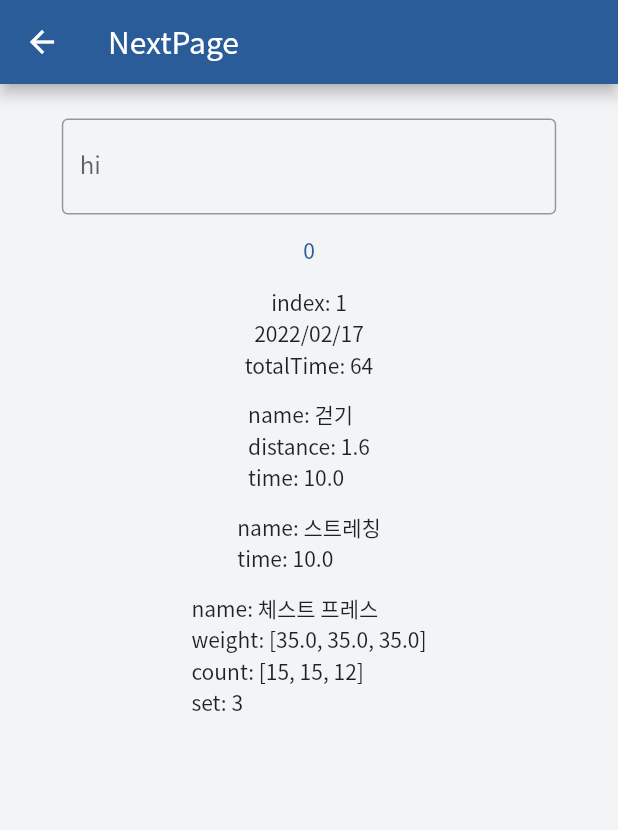
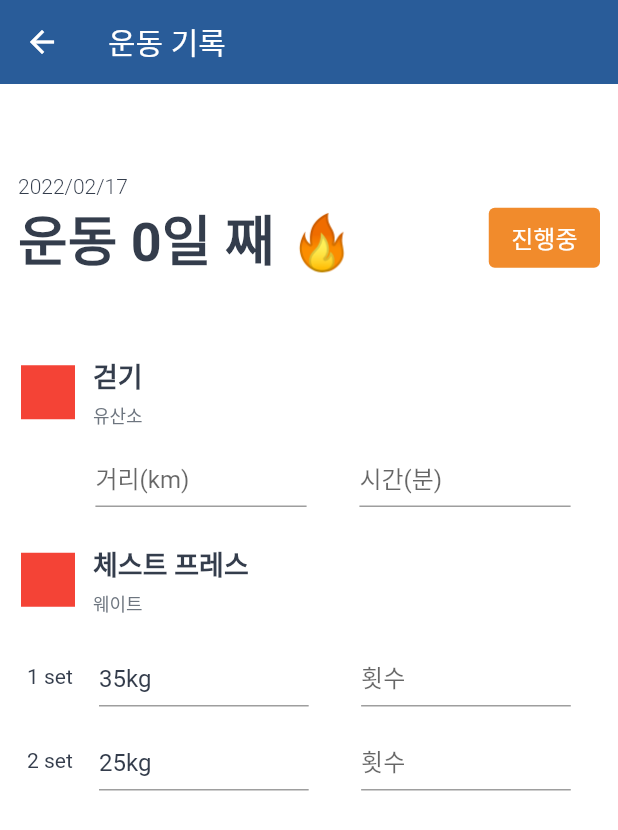
Before and after one commit to steinjun0/deprecated_health-logger-flutter, a Flutter app: the screen it shows after launch, after a tap on "2022/02/17", on a phone screen of 412 x 824 dp. Shown: the top 830 px of the screen. Run offline on Flutter 3.47's test engine with Material 2 defaults, Android fonts, the phone set to English and light mode, and no system bars; our stand-ins replace get.

Commit message:
make getAutoUnitTextField - need to convert to widget

```diff
--- a/lib/ExerciseDetailPage.dart
+++ b/lib/ExerciseDetailPage.dart
@@ -2,6 +2,8 @@ import 'package:flutter/material.dart';
 import 'package:get/get.dart';
 
 import './class/Exercise.dart';
+import './component/ExerciseDetail/DistanceTimeExerciseComponent.dart';
+import './component/ExerciseDetail/WeightExerciseComponent.dart';
 
 class ExerciseController extends GetxController {
   ExerciseGroupDetail? exerciseDetail;
@@ -34,6 +36,7 @@ class ExerciseController extends GetxController {
 class ExerciseDetailPage extends StatelessWidget {
   final exerciseController = Get.put(ExerciseController());
 
+  // utils
   getStringOfExercises(List exercises) {
     List<Widget> stringExercieses = [];
     for (Object exercise in exercises) {
@@ -45,47 +48,120 @@ class ExerciseDetailPage extends StatelessWidget {
     return stringExercieses;
   }
 
+  isNewDetailPage() {
+    return Get.parameters['param'] == 'new';
+  }
+
+  getNumberRemovedZeroTrailing(number) {
+    RegExp regex = RegExp(r'([.]*0)(?!.*\d)');
+    String s = number.toString().replaceAll(regex, '');
+    return s;
+  }
+
+  // components
+  getHeaderOfDetailPage() {
+    return Column(
+      crossAxisAlignment: CrossAxisAlignment.start,
+      children: [
+        Text(
+          exerciseController.exerciseDetail!.date,
+          style: TextStyle(fontSize: 14, fontWeight: FontWeight.w300),
+        ),
+        Row(
+          mainAxisAlignment: MainAxisAlignment.spaceBetween,
+          children: [
+            Text(
+              isNewDetailPage()
+                  ? '새 운동을 시작해볼까요?'
+                  : '운동 ${Get.parameters['param']}일 째 \u{1F525}',
+              style: TextStyle(fontSize: 36, fontWeight: FontWeight.bold),
+            ),
+            Container(
+              padding: EdgeInsets.fromLTRB(15, 8, 15, 8),
+              decoration: BoxDecoration(
+                color: Color(0xffF18B2C),
+                borderRadius: const BorderRadius.all(
+                  Radius.circular(4.0),
+                ),
+              ),
+              child: Text(
+                '진행중',
+                style: TextStyle(color: Colors.white, fontSize: 16),
+              ),
+            )
+          ],
+        ),
+      ],
+    );
+  }
+
+  getDetailExerciseCard(exerciseObject) {
+    // print(exerciseObject);
+    if (exerciseObject is TimeExercise) {
+    } else if (exerciseObject is DistanceTimeExercise) {
+      return DistanceTimeExerciseComponent(exerciseObject);
+    } else if (exerciseObject is WeightExercise) {
+      return WeightExerciseComponent(exerciseObject);
+    }
+  }
+
+  var exerciseList = [
+    new DistanceTimeExercise('걷기', 1, 10),
+    new WeightExercise('체스트 프레스', [25, 30], [15, 13], 2),
+  ];
+
   @override
   Widget build(BuildContext context) {
     return GetBuilder<ExerciseController>(
         init: ExerciseController(),
         builder: (context) {
           return Scaffold(
+            backgroundColor: Colors.white,
             appBar: AppBar(
-              title: Text('NextPage'),
+              elevation: 0,
+              title: Text(isNewDetailPage() ? '운동 추가하기' : '운동 기록'),
             ),
-            body: Center(
-              child: Column(
-                children: [
-                  SizedBox(
-                    height: 23,
-                  ),
-                  FractionallySizedBox(
-                    widthFactor: 0.8,
-                    child: TextField(
-                      decoration: InputDecoration(
-                        border: OutlineInputBorder(),
-                        labelText: 'hi',
-                      ),
-                    ),
-                  ),
-                  TextButton(
-                    onPressed: () => Get.back(),
-                    child: Text('${Get.parameters['param']}'),
-                  ),
-                  Text('index: ${exerciseController.exerciseDetail!.index}'),
-                  Text(exerciseController.exerciseDetail!.date),
-                  Text(
-                      'totalTime: ${exerciseController.exerciseDetail!.totalTime}'),
-                  const SizedBox(
-                    height: 12,
-                  ),
-                  Column(
-                    children: getStringOfExercises(
-                        exerciseController.exerciseDetail!.exercises),
-                  )
-                ],
-              ),
+            body: Column(
+              crossAxisAlignment: CrossAxisAlignment.start,
+              children: [
+                Container(
+                  margin: EdgeInsets.fromLTRB(12, 60, 12, 40),
+                  child: getHeaderOfDetailPage(),
+                ),
+                Expanded(
+                    child: ListView.builder(
+                        itemCount: 2,
+                        itemBuilder: (BuildContext context, int index) {
+                          return Container(
+                              width: 200,
+                              child:
+                                  getDetailExerciseCard(exerciseList[index]));
+                        })),
+                // FractionallySizedBox(
+                //   widthFactor: 0.8,
+                //   child: TextField(
+                //     decoration: InputDecoration(
+                //       border: OutlineInputBorder(),
+                //       labelText: 'hi',
+                //     ),
+                //   ),
+                // ),
+                // TextButton(
+                //   onPressed: () => Get.back(),
+                //   child: Text('${Get.parameters['param']}'),
+                // ),
+                // Text('index: ${exerciseController.exerciseDetail!.index}'),
+                // Text(exerciseController.exerciseDetail!.date),
+                // Text(
+                //     'totalTime: ${exerciseController.exerciseDetail!.totalTime}'),
+                // const SizedBox(
+                //   height: 12,
+                // ),
+                // Column(
+                //   children: getStringOfExercises(
+                //       exerciseController.exerciseDetail!.exercises),
+                // )
+              ],
             ),
           );
         });
--- /dev/null
+++ b/lib/component/ExerciseDetail/DistanceTimeExerciseComponent.dart
@@ -0,0 +1,102 @@
+import 'package:flutter/material.dart';
+
+getInputComponents() {
+  return Row(
+    children: [
+      SizedBox(
+        width: 32,
+      ),
+      Expanded(
+        child: FractionallySizedBox(
+          widthFactor: 0.8,
+          child: TextField(
+            decoration: InputDecoration(
+              // contentPadding: EdgeInsets.all(0),
+              isDense: true,
+              border: UnderlineInputBorder(),
+              hintText: '거리(km)',
+            ),
+          ),
+        ),
+      ),
+      Expanded(
+        child: FractionallySizedBox(
+          widthFactor: 0.8,
+          child: TextField(
+            decoration: InputDecoration(
+              // contentPadding: EdgeInsets.all(0),
+              isDense: true,
+              border: UnderlineInputBorder(),
+              hintText: '시간(분)',
+            ),
+          ),
+        ),
+      ),
+    ],
+  );
+}
+
+DistanceTimeExerciseComponent(distanceTimeExerciseObject) {
+  return Padding(
+    padding: const EdgeInsets.fromLTRB(14, 12, 14, 12),
+    child: Column(
+      children: [
+        Row(
+          children: [
+            Container(
+              width: 36,
+              height: 36,
+              color: Colors.red,
+            ),
+            SizedBox(width: 12),
+            Expanded(
+              child: Container(
+                  child: Column(
+                children: [
+                  Row(
+                    mainAxisAlignment: MainAxisAlignment.spaceBetween,
+                    children: [
+                      Text(
+                        distanceTimeExerciseObject.name,
+                        style: TextStyle(
+                            fontSize: 18, fontWeight: FontWeight.w600),
+                      ),
+                      // Text(
+                      //   '${getNumberRemovedZeroTrailing(exerciseObject.distance)}Km/'
+                      //   '${getNumberRemovedZeroTrailing(exerciseObject.time)}분',
+                      //   style: TextStyle(
+                      //       fontSize: 18, fontWeight: FontWeight.w600),
+                      // ),
+                    ],
+                  ),
+                  SizedBox(
+                    height: 4,
+                  ),
+                  Row(
+                    mainAxisAlignment: MainAxisAlignment.spaceBetween,
+                    children: [
+                      Text(
+                        '유산소',
+                        style: TextStyle(
+                            fontSize: 12,
+                            fontWeight: FontWeight.w200,
+                            color: Color(0xff6D757F)),
+                      ),
+                      // Text('30kCal',
+                      //     style: TextStyle(
+                      //         fontSize: 12,
+                      //         fontWeight: FontWeight.w200,
+                      //         color: Color(0xff6D757F))),
+                    ],
+                  ),
+                ],
+              )),
+            ),
+          ],
+        ),
+        SizedBox(height: 12),
+        getInputComponents()
+      ],
+    ),
+  );
+}
--- /dev/null
+++ b/lib/component/ExerciseDetail/WeightExerciseComponent.dart
@@ -0,0 +1,138 @@
+import 'package:flutter/material.dart';
+
+getAutoUnitTextField(TextEditingController controller, String hintText,
+    {String unit = ''}) {
+  FocusNode _focus = FocusNode();
+  _focus.addListener(() {
+    if (_focus.hasFocus) {
+      if (controller.text.length != 0) {
+        controller.text =
+            controller.text.substring(0, controller.text.length - unit.length);
+        debugPrint(controller.text);
+      }
+    } else {
+      if (controller.text.length != 0) {
+        controller.text += unit;
+        debugPrint(controller.text);
+      }
+    }
+  });
+  return TextField(
+    focusNode: _focus,
+    controller: controller,
+    decoration: InputDecoration(
+      // contentPadding: EdgeInsets.all(0),
+      isDense: true,
+      border: UnderlineInputBorder(),
+      hintText: hintText,
+    ),
+  );
+}
+
+getInputComponents(List data) {
+  List result = [];
+  List weightTextControllers = [];
+  int index = 1;
+  data.forEach((element) {
+    var weightTextController = TextEditingController();
+    weightTextControllers.add(weightTextController);
+    if (element['weight'] != '') {
+      weightTextController.text = element['weight'].toString() + 'kg';
+    }
+
+    result.add(Padding(
+      padding: const EdgeInsets.fromLTRB(0, 8, 0, 8),
+      child: Row(
+        children: [
+          SizedBox(
+            width: 4,
+          ),
+          Text('$index set'),
+          Expanded(
+            child: FractionallySizedBox(
+                widthFactor: 0.8,
+                child: getAutoUnitTextField(weightTextController, '무게(kg)',
+                    unit: 'kg')),
+          ),
+          Expanded(
+            child: FractionallySizedBox(
+              widthFactor: 0.8,
+              child: TextField(
+                decoration: InputDecoration(
+                  // contentPadding: EdgeInsets.all(0),
+                  isDense: true,
+                  border: UnderlineInputBorder(),
+                  hintText: '횟수',
+                ),
+              ),
+            ),
+          ),
+        ],
+      ),
+    ));
+    index++;
+  });
+  return result;
+}
+
+WeightExerciseComponent(distanceTimeExerciseObject) {
+  return Padding(
+    padding: const EdgeInsets.fromLTRB(14, 12, 14, 12),
+    child: Column(
+      children: [
+        Row(
+          children: [
+            Container(
+              width: 36,
+              height: 36,
+              color: Colors.red,
+            ),
+            SizedBox(width: 12),
+            Expanded(
+              child: Container(
+                  child: Column(
+                children: [
+                  Row(
+                    mainAxisAlignment: MainAxisAlignment.spaceBetween,
+                    children: [
+                      Text(
+                        distanceTimeExerciseObject.name,
+                        style: TextStyle(
+                            fontSize: 18, fontWeight: FontWeight.w600),
+                      ),
+                    ],
+                  ),
+                  SizedBox(
+                    height: 4,
+                  ),
+                  Row(
+                    mainAxisAlignment: MainAxisAlignment.spaceBetween,
+                    children: [
+                      Text(
+                        '웨이트',
+                        style: TextStyle(
+                            fontSize: 12,
+                            fontWeight: FontWeight.w200,
+                            color: Color(0xff6D757F)),
+                      ),
+                      // Text('30kCal',
+                      //     style: TextStyle(
+                      //         fontSize: 12,
+                      //         fontWeight: FontWeight.w200,
+                      //         color: Color(0xff6D757F))),
+                    ],
+                  ),
+                ],
+              )),
+            ),
+          ],
+        ),
+        SizedBox(height: 12),
+        ...getInputComponents([
+          {'weight': 35, 'count': 15},
+          {'weight': 25, 'count': 15}
+        ])
+      ],
+    ),
+  );
+}
--- a/lib/main.dart
+++ b/lib/main.dart
@@ -30,17 +30,26 @@ class MyApp extends StatelessWidget {
       //   primarySwatch: Colors.orange,
       // ),
       theme: theme.copyWith(
-        scaffoldBackgroundColor: Color(0xfff3f4f6),
-        colorScheme: theme.colorScheme.copyWith(
-          primary: Color(0xff295c99),
-          // secondary: Color(0xffA1C2E3),
-          secondary: Color(0xff295c99),
-        ),
-      ),
+          // scaffoldBackgroundColor: Color(0xfff3f4f6),
+          colorScheme: theme.colorScheme.copyWith(
+            primary: Color(0xff295c99),
+            // secondary: Color(0xffA1C2E3),
+            secondary: Color(0xff295c99),
+          ),
+          textTheme: Theme.of(context).textTheme.apply(
+                bodyColor: Color(0xff343D4C),
+                // displayColor: Colors.red,
+              )),
       home: const Home(),
       getPages: [
-        GetPage(name: '/', page: () => Home()),
-        GetPage(name: '/detail/:param', page: () => ExerciseDetailPage())
+        GetPage(
+          name: '/',
+          page: () => Home(),
+        ),
+        GetPage(
+          name: '/detail/:param',
+          page: () => ExerciseDetailPage(),
+        )
       ],
     );
   }
@@ -89,6 +98,7 @@ class _HomeState extends State<Home> {
   @override
   Widget build(BuildContext context) {
     return Scaffold(
+      backgroundColor: Color(0xfff3f4f6),
       appBar: AppBar(
         title: const Text(
           '짐펜',
```
